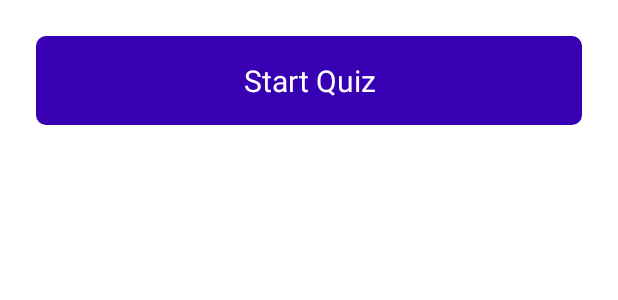
After one commit to mmair/mob2022, an Android app: the layout fragment_start.xml on its own in the app's theme, with its tools: preview values and no code run, on a phone screen of 412 x 824 dp. The commit adds this screen. Shown: the top 300 px of the screen. Run offline under Robolectric (Android 15) with nearby library versions, the phone set to English and light mode, and no system bars.

Commit message:
Example: ViewModel
- Task 1

```diff
--- a/examples/04_viewmodel/app/build.gradle
+++ b/examples/04_viewmodel/app/build.gradle
@@ -29,6 +29,9 @@ android {
     kotlinOptions {
         jvmTarget = '1.8'
     }
+    buildFeatures {
+        viewBinding true
+    }
 }
 
 dependencies {
@@ -37,6 +40,9 @@ dependencies {
     implementation 'androidx.appcompat:appcompat:1.4.1'
     implementation 'com.google.android.material:material:1.6.0'
     implementation 'androidx.constraintlayout:constraintlayout:2.1.3'
+    implementation 'androidx.navigation:navigation-fragment-ktx:2.4.2'
+    implementation 'androidx.navigation:navigation-ui-ktx:2.4.2'
+    implementation 'androidx.legacy:legacy-support-v4:1.0.0'
     testImplementation 'junit:junit:4.13.2'
     androidTestImplementation 'androidx.test.ext:junit:1.1.3'
     androidTestImplementation 'androidx.test.espresso:espresso-core:3.4.0'
--- /dev/null
+++ b/examples/04_viewmodel/app/src/main/res/layout/fragment_start.xml
@@ -0,0 +1,31 @@
+<?xml version="1.0" encoding="utf-8"?>
+<FrameLayout xmlns:android="http://schemas.android.com/apk/res/android"
+    xmlns:app="http://schemas.android.com/apk/res-auto"
+    xmlns:tools="http://schemas.android.com/tools"
+    android:layout_width="match_parent"
+    android:layout_height="match_parent"
+    tools:context=".StartFragment">
+
+    <androidx.constraintlayout.widget.ConstraintLayout
+        android:layout_width="match_parent"
+        android:layout_height="match_parent">
+
+        <TextView
+            android:id="@+id/startButton"
+            android:layout_width="0dp"
+            android:layout_height="wrap_content"
+            android:layout_marginStart="24dp"
+            android:layout_marginTop="24dp"
+            android:layout_marginEnd="24dp"
+            android:background="@drawable/button_background"
+            android:padding="16dp"
+            android:text="@string/startButtonLabel"
+            android:textAlignment="center"
+            android:textColor="@color/white"
+            android:textSize="20sp"
+            app:layout_constraintEnd_toEndOf="parent"
+            app:layout_constraintStart_toStartOf="parent"
+            app:layout_constraintTop_toTopOf="parent" />
+    </androidx.constraintlayout.widget.ConstraintLayout>
+
+</FrameLayout>
--- a/examples/04_viewmodel/app/src/main/res/values/strings.xml
+++ b/examples/04_viewmodel/app/src/main/res/values/strings.xml
@@ -1,4 +1,5 @@
 <resources>
     <string name="app_name">ViewModel</string>
     <string name="continue_button_label">Continue</string>
+    <string name="startButtonLabel">Start Quiz</string>
 </resources>
```
Also changed, not shown: examples/04_viewmodel/app/src/main/java/at/campus02/mob/viewmodel/StartFragment.kt (added, +29 -0 lines), examples/04_viewmodel/app/src/main/res/layout/activity_main.xml (+10 -8 lines), examples/04_viewmodel/app/src/main/res/navigation/navigation_graph.xml (added, +22 -0 lines).
